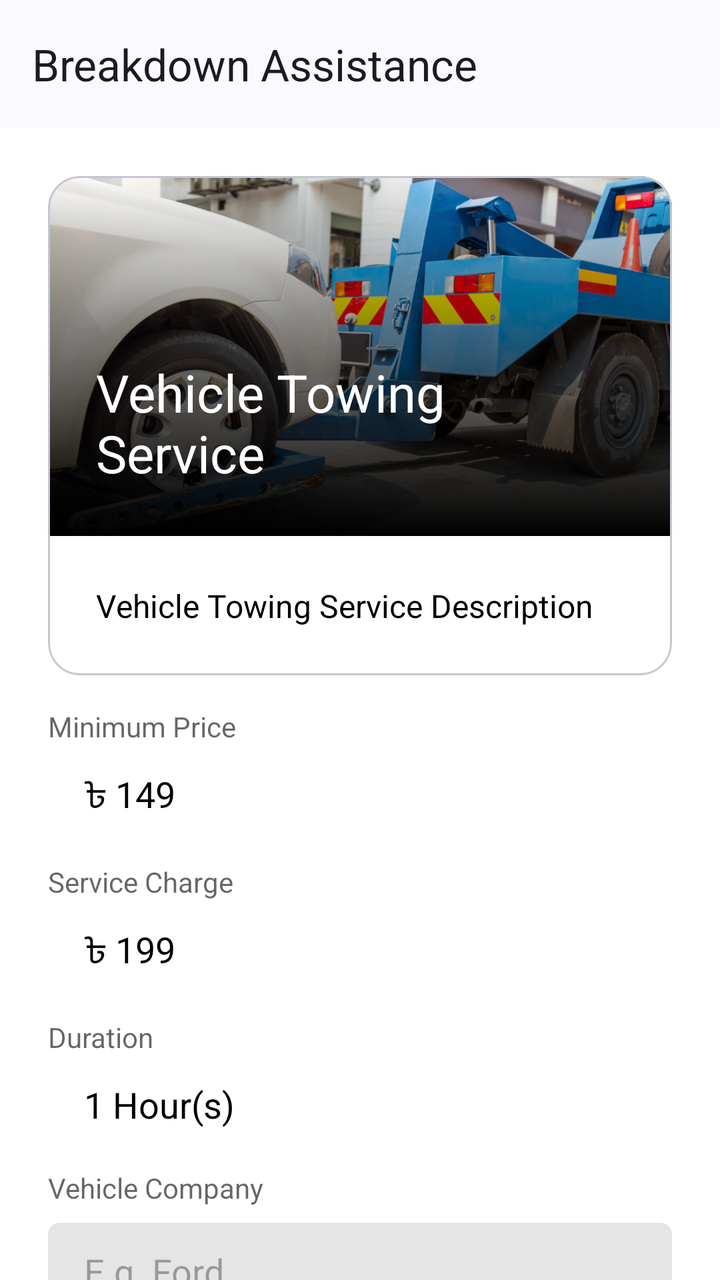
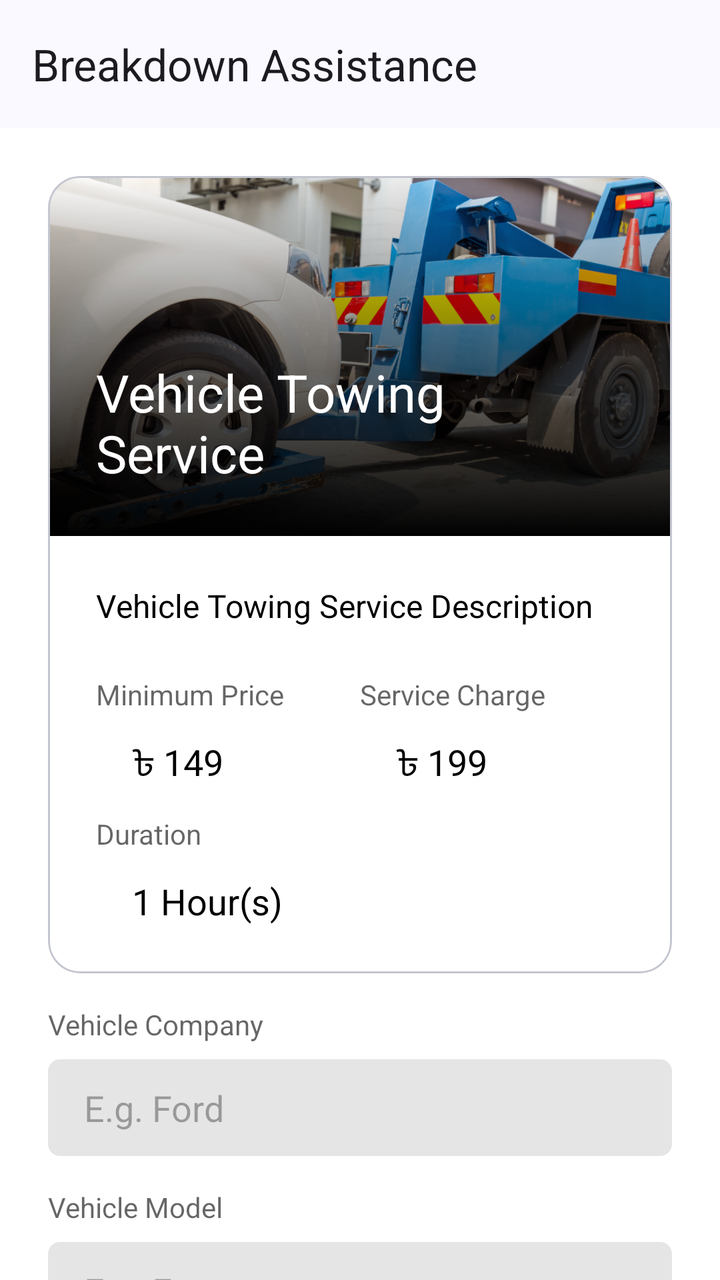

Compare the two renders of this Android layout. The source of the first and the diff that turns it into the second are given below.
<!-- AndroidManifest.xml: application theme Theme.BreakdownAssistance -->
<!-- res/layout/fragment_request_servicing.xml -->
<?xml version="1.0" encoding="utf-8"?>
<androidx.coordinatorlayout.widget.CoordinatorLayout xmlns:android="http://schemas.android.com/apk/res/android"
    xmlns:app="http://schemas.android.com/apk/res-auto"
    xmlns:tools="http://schemas.android.com/tools"
    android:layout_width="match_parent"
    android:layout_height="match_parent"
    tools:context=".ui.fragments.RequestServicingFragment">

    <androidx.core.widget.NestedScrollView
        android:id="@+id/nestedScrollView"
        android:layout_width="match_parent"
        android:layout_height="match_parent"
        app:layout_behavior="@string/appbar_scrolling_view_behavior">

        <LinearLayout
            android:layout_width="match_parent"
            android:layout_height="match_parent"
            android:orientation="vertical"
            android:padding="24dp">

            <com.google.android.material.card.MaterialCardView
                android:layout_width="match_parent"
                android:layout_height="wrap_content"
                app:cardBackgroundColor="@color/white"
                app:cardCornerRadius="16dp">

                <LinearLayout
                    android:layout_width="match_parent"
                    android:layout_height="wrap_content"
                    android:orientation="vertical">

                    <com.google.android.material.card.MaterialCardView
                        android:layout_width="match_parent"
                        android:layout_height="wrap_content"
                        app:cardBackgroundColor="@color/white"
                        app:cardCornerRadius="0dp"
                        app:strokeWidth="0dp">

                        <FrameLayout
                            android:layout_width="match_parent"
                            android:layout_height="wrap_content">

                            <ImageView
                                android:id="@+id/imageView"
                                android:layout_width="match_parent"
                                android:layout_height="180dp"
                                android:scaleType="centerCrop"
                                android:src="@drawable/img_car_tow" />

                            <View
                                android:layout_width="match_parent"
                                android:layout_height="match_parent"
                                android:background="@drawable/black_gradient_shade" />

                            <TextView
                                android:id="@+id/textViewTitle"
                                android:layout_width="wrap_content"
                                android:layout_height="wrap_content"
                                android:layout_gravity="start|bottom"
                                android:layout_margin="24dp"
                                android:text="Vehicle Towing Service"
                                android:textColor="@color/white"
                                android:textSize="26sp" />

                        </FrameLayout>
                    </com.google.android.material.card.MaterialCardView>

                    <TextView
                        android:id="@+id/textViewDescription"
                        android:layout_width="match_parent"
                        android:layout_height="wrap_content"
                        android:layout_gravity="start|bottom"
                        android:layout_margin="24dp"
                        android:justificationMode="inter_word"
                        android:lineHeight="22sp"
                        android:text="Vehicle Towing Service Description"
                        android:textColor="@color/black"
                        android:textSize="16sp" />

                </LinearLayout>
            </com.google.android.material.card.MaterialCardView>

            <TextView
                android:layout_width="wrap_content"
                android:layout_height="wrap_content"
                android:layout_gravity="start"
                android:layout_marginTop="16dp"
                android:alpha="0.6"
                android:text="Minimum Price"
                android:textColor="@color/black"
                android:textSize="14sp" />

            <EditText
                android:id="@+id/editTextMinimumPrice"
                android:layout_width="match_parent"
                android:layout_height="wrap_content"
                android:background="@color/transparent"
                android:enabled="false"
                android:inputType="number"
                android:paddingHorizontal="18dp"
                android:paddingVertical="12dp"
                android:text="৳ 149"
                android:textColor="@color/black" />

            <TextView
                android:layout_width="wrap_content"
                android:layout_height="wrap_content"
                android:layout_gravity="start"
                android:layout_marginTop="8dp"
                android:alpha="0.6"
                android:text="Service Charge"
                android:textColor="@color/black"
                android:textSize="14sp" />

            <EditText
                android:id="@+id/editTextServiceCharge"
                android:layout_width="match_parent"
                android:layout_height="wrap_content"
                android:background="@color/transparent"
                android:enabled="false"
                android:inputType="number"
                android:paddingHorizontal="18dp"
                android:paddingVertical="12dp"
                android:text="৳ 199"
                android:textColor="@color/black" />

            <TextView
                android:layout_width="wrap_content"
                android:layout_height="wrap_content"
                android:layout_gravity="start"
                android:layout_marginTop="8dp"
                android:alpha="0.6"
                android:text="Duration"
                android:textColor="@color/black"
                android:textSize="14sp" />

            <EditText
                android:id="@+id/editTextDuration"
                android:layout_width="match_parent"
                android:layout_height="wrap_content"
                android:background="@color/transparent"
                android:enabled="false"
                android:inputType="number"
                android:paddingHorizontal="18dp"
                android:paddingVertical="12dp"
                android:text="1 Hour(s)"
                android:textColor="@color/black" />

            <TextView
                android:layout_width="wrap_content"
                android:layout_height="wrap_content"
                android:layout_gravity="start"
                android:layout_marginTop="8dp"
                android:alpha="0.6"
                android:text="Vehicle Company"
                android:textColor="@color/black"
                android:textSize="14sp" />

            <EditText
                android:id="@+id/editTextVehicleCompany"
                android:layout_width="match_parent"
                android:layout_height="wrap_content"
                android:layout_marginTop="8dp"
                android:background="@drawable/semi_transparent_black_bg"
                android:hint="E.g. Ford"
                android:inputType="text"
                android:paddingHorizontal="18dp"
                android:paddingVertical="12dp" />

            <TextView
                android:layout_width="wrap_content"
                android:layout_height="wrap_content"
                android:layout_gravity="start"
                android:layout_marginTop="16dp"
                android:alpha="0.6"
                android:text="Vehicle Model"
                android:textColor="@color/black"
                android:textSize="14sp" />

            <EditText
                android:id="@+id/editTextVehicleModel"
                android:layout_width="match_parent"
                android:layout_height="wrap_content"
                android:layout_marginTop="8dp"
                android:background="@drawable/semi_transparent_black_bg"
                android:hint="E.g. Focus"
                android:inputType="text"
                android:paddingHorizontal="18dp"
                android:paddingVertical="12dp" />

            <TextView
                android:layout_width="wrap_content"
                android:layout_height="wrap_content"
                android:layout_gravity="start"
                android:layout_marginTop="16dp"
                android:alpha="0.6"
                android:text="Additional Information"
                android:textColor="@color/black"
                android:textSize="14sp" />

            <EditText
                android:id="@+id/editTextAdditionalInfo"
                android:layout_width="match_parent"
                android:layout_height="wrap_content"
                android:layout_marginTop="8dp"
                android:background="@drawable/semi_transparent_black_bg"
                android:gravity="start|top"
                android:hint="E.g. I need a car wash service"
                android:inputType="textMultiLine"
                android:minLines="3"
                android:paddingHorizontal="18dp"
                android:paddingVertical="12dp" />

            <com.google.android.material.button.MaterialButton
                android:id="@+id/btnSubmit"
                android:layout_width="match_parent"
                android:layout_height="wrap_content"
                android:layout_marginTop="20dp"
                android:backgroundTint="@color/accent"
                android:letterSpacing="0.04"
                android:paddingVertical="14dp"
                android:text="REQUEST SERVICING"
                android:textColor="@color/white"
                android:textSize="16sp"
                app:cornerRadius="6dp" />

        </LinearLayout>
    </androidx.core.widget.NestedScrollView>

    <include
        android:id="@+id/header"
        layout="@layout/view_toolbar" />

</androidx.coordinatorlayout.widget.CoordinatorLayout>
<!-- res/layout/view_toolbar.xml (included above) -->
<?xml version="1.0" encoding="utf-8"?>
<com.google.android.material.appbar.AppBarLayout xmlns:android="http://schemas.android.com/apk/res/android"
    xmlns:app="http://schemas.android.com/apk/res-auto"
    xmlns:tools="http://schemas.android.com/tools"
    android:id="@+id/appBarLayout"
    android:layout_width="match_parent"
    android:layout_height="wrap_content"
    android:fitsSystemWindows="true"
    app:liftOnScroll="true">

    <com.google.android.material.appbar.MaterialToolbar
        android:id="@+id/toolbar"
        android:layout_width="match_parent"
        android:layout_height="?attr/actionBarSize"
        android:paddingEnd="24dp"
        app:contentInsetStartWithNavigation="0dp"
        app:maxLines="1"
        app:navigationIconTint="?attr/colorOnSurface"
        app:title="@string/app_name"
        app:titleTextAppearance="@style/TextAppearance.Material3.TitleLarge"
        app:titleTextEllipsize="end"
        tools:ignore="RtlSymmetry" />

    <ProgressBar
        android:id="@+id/progress"
        style="@style/Base.Widget.AppCompat.ProgressBar.Horizontal"
        android:layout_width="match_parent"
        android:layout_height="wrap_content"
        android:layout_marginTop="-7dp"
        android:layout_marginBottom="-7dp"
        android:indeterminate="true"
        android:indeterminateTint="@color/accent"
        android:visibility="gone" />

</com.google.android.material.appbar.AppBarLayout>
<!-- resources referenced by this layout -->
<resources>
  <color name="accent">#FF6A79F8</color>
  <color name="black">#FF000000</color>
  <color name="transparent">#00000000</color>
  <color name="white">#FFFFFFFF</color>
  <!-- drawable black_gradient_shade (drawable) -->
  <?xml version="1.0" encoding="utf-8"?>
  <shape xmlns:android="http://schemas.android.com/apk/res/android"
      android:shape="rectangle">
      <gradient
          android:angle="270"
          android:endColor="#000000"
          android:startColor="@color/transparent" />
  </shape>
  <!-- drawable semi_transparent_black_bg (drawable) -->
  <?xml version="1.0" encoding="utf-8"?>
  <shape xmlns:android="http://schemas.android.com/apk/res/android"
      android:shape="rectangle">
      <solid android:color="#1A000000" />
      <corners android:radius="6dp" />
  </shape>
  <string name="app_name">Breakdown Assistance</string>
  <style name="Theme.BreakdownAssistance" parent="Base.Theme.BreakdownAssistance" />
  <color name="md_theme_primary">#415F91</color>
  <color name="md_theme_onPrimary">#FFFFFF</color>
  <color name="md_theme_primaryContainer">#D6E3FF</color>
  <color name="md_theme_onPrimaryContainer">#001B3E</color>
  <color name="md_theme_secondary">#565F71</color>
  <color name="md_theme_onSecondary">#FFFFFF</color>
  <color name="md_theme_secondaryContainer">#DAE2F9</color>
  <color name="md_theme_onSecondaryContainer">#131C2B</color>
  <color name="md_theme_tertiary">#705575</color>
  <color name="md_theme_onTertiary">#FFFFFF</color>
  <color name="md_theme_tertiaryContainer">#FAD8FD</color>
  <color name="md_theme_onTertiaryContainer">#28132E</color>
  <color name="md_theme_error">#BA1A1A</color>
  <color name="md_theme_onError">#FFFFFF</color>
  <color name="md_theme_errorContainer">#FFDAD6</color>
  <color name="md_theme_onErrorContainer">#410002</color>
  <color name="md_theme_background">#F9F9FF</color>
  <color name="md_theme_onBackground">#191C20</color>
  <color name="md_theme_surface">#F9F9FF</color>
  <color name="md_theme_onSurface">#191C20</color>
  <color name="md_theme_surfaceVariant">#E0E2EC</color>
  <color name="md_theme_onSurfaceVariant">#44474E</color>
  <color name="md_theme_outline">#74777F</color>
  <color name="md_theme_outlineVariant">#C4C6D0</color>
  <color name="md_theme_inverseSurface">#2E3036</color>
  <color name="md_theme_inverseOnSurface">#F0F0F7</color>
  <color name="md_theme_inversePrimary">#AAC7FF</color>
  <color name="md_theme_primaryFixed">#D6E3FF</color>
  <color name="md_theme_onPrimaryFixed">#001B3E</color>
  <color name="md_theme_primaryFixedDim">#AAC7FF</color>
  <color name="md_theme_onPrimaryFixedVariant">#284777</color>
  <color name="md_theme_secondaryFixed">#DAE2F9</color>
  <color name="md_theme_onSecondaryFixed">#131C2B</color>
  <color name="md_theme_secondaryFixedDim">#BEC6DC</color>
  <color name="md_theme_onSecondaryFixedVariant">#3E4759</color>
  <color name="md_theme_tertiaryFixed">#FAD8FD</color>
  <color name="md_theme_onTertiaryFixed">#28132E</color>
  <color name="md_theme_tertiaryFixedDim">#DDBCE0</color>
  <color name="md_theme_onTertiaryFixedVariant">#573E5C</color>
  <color name="md_theme_surfaceDim">#D9D9E0</color>
  <color name="md_theme_surfaceBright">#F9F9FF</color>
  <color name="md_theme_surfaceContainerLowest">#FFFFFF</color>
  <color name="md_theme_surfaceContainerLow">#F3F3FA</color>
  <color name="md_theme_surfaceContainer">#EDEDF4</color>
  <color name="md_theme_surfaceContainerHigh">#E7E8EE</color>
  <color name="md_theme_surfaceContainerHighest">#E2E2E9</color>
  <!-- unchanged entries left out for length: 2 -->
</resources>

<!-- the commit's change to res/layout/fragment_request_servicing.xml (unified diff, before → after) -->
@@ -77,6 +77,95 @@
                         android:textColor="@color/black"
                         android:textSize="16sp" />
 
+                    <LinearLayout
+                        android:layout_width="match_parent"
+                        android:layout_height="wrap_content"
+                        android:layout_marginHorizontal="24dp"
+                        android:orientation="horizontal">
+
+                        <LinearLayout
+                            android:layout_width="0dp"
+                            android:layout_height="wrap_content"
+                            android:layout_weight="1"
+                            android:orientation="vertical">
+
+                            <TextView
+                                android:layout_width="wrap_content"
+                                android:layout_height="wrap_content"
+                                android:layout_gravity="start"
+                                android:alpha="0.6"
+                                android:text="Minimum Price"
+                                android:textColor="@color/black"
+                                android:textSize="14sp" />
+
+                            <EditText
+                                android:id="@+id/editTextMinimumPrice"
+                                android:layout_width="match_parent"
+                                android:layout_height="wrap_content"
+                                android:background="@color/transparent"
+                                android:enabled="false"
+                                android:inputType="number"
+                                android:paddingHorizontal="18dp"
+                                android:paddingVertical="12dp"
+                                android:text="৳ 149"
+                                android:textColor="@color/black" />
+
+                        </LinearLayout>
+
+                        <LinearLayout
+                            android:layout_width="0dp"
+                            android:layout_height="wrap_content"
+                            android:layout_weight="1"
+                            android:orientation="vertical">
+
+                            <TextView
+                                android:layout_width="wrap_content"
+                                android:layout_height="wrap_content"
+                                android:layout_gravity="start"
+                                android:alpha="0.6"
+                                android:text="Service Charge"
+                                android:textColor="@color/black"
+                                android:textSize="14sp" />
+
+                            <EditText
+                                android:id="@+id/editTextServiceCharge"
+                                android:layout_width="match_parent"
+                                android:layout_height="wrap_content"
+                                android:background="@color/transparent"
+                                android:enabled="false"
+                                android:inputType="number"
+                                android:paddingHorizontal="18dp"
+                                android:paddingVertical="12dp"
+                                android:text="৳ 199"
+                                android:textColor="@color/black" />
+
+                        </LinearLayout>
+                    </LinearLayout>
+
+                    <TextView
+                        android:layout_width="wrap_content"
+                        android:layout_height="wrap_content"
+                        android:layout_gravity="start"
+                        android:layout_marginHorizontal="24dp"
+                        android:alpha="0.6"
+                        android:text="Duration"
+                        android:textColor="@color/black"
+                        android:textSize="14sp" />
+
+                    <EditText
+                        android:id="@+id/editTextDuration"
+                        android:layout_width="match_parent"
+                        android:layout_height="wrap_content"
+                        android:layout_marginHorizontal="24dp"
+                        android:layout_marginBottom="12dp"
+                        android:background="@color/transparent"
+                        android:enabled="false"
+                        android:inputType="number"
+                        android:paddingHorizontal="18dp"
+                        android:paddingVertical="12dp"
+                        android:text="1 Hour(s)"
+                        android:textColor="@color/black" />
+
                 </LinearLayout>
             </com.google.android.material.card.MaterialCardView>
 
@@ -85,72 +174,6 @@
                 android:layout_height="wrap_content"
                 android:layout_gravity="start"
                 android:layout_marginTop="16dp"
-                android:alpha="0.6"
-                android:text="Minimum Price"
-                android:textColor="@color/black"
-                android:textSize="14sp" />
-
-            <EditText
-                android:id="@+id/editTextMinimumPrice"
-                android:layout_width="match_parent"
-                android:layout_height="wrap_content"
-                android:background="@color/transparent"
-                android:enabled="false"
-                android:inputType="number"
-                android:paddingHorizontal="18dp"
-                android:paddingVertical="12dp"
-                android:text="৳ 149"
-                android:textColor="@color/black" />
-
-            <TextView
-                android:layout_width="wrap_content"
-                android:layout_height="wrap_content"
-                android:layout_gravity="start"
-                android:layout_marginTop="8dp"
-                android:alpha="0.6"
-                android:text="Service Charge"
-                android:textColor="@color/black"
-                android:textSize="14sp" />
-
-            <EditText
-                android:id="@+id/editTextServiceCharge"
-                android:layout_width="match_parent"
-                android:layout_height="wrap_content"
-                android:background="@color/transparent"
-                android:enabled="false"
-                android:inputType="number"
-                android:paddingHorizontal="18dp"
-                android:paddingVertical="12dp"
-                android:text="৳ 199"
-                android:textColor="@color/black" />
-
-            <TextView
-                android:layout_width="wrap_content"
-                android:layout_height="wrap_content"
-                android:layout_gravity="start"
-                android:layout_marginTop="8dp"
-                android:alpha="0.6"
-                android:text="Duration"
-                android:textColor="@color/black"
-                android:textSize="14sp" />
-
-            <EditText
-                android:id="@+id/editTextDuration"
-                android:layout_width="match_parent"
-                android:layout_height="wrap_content"
-                android:background="@color/transparent"
-                android:enabled="false"
-                android:inputType="number"
-                android:paddingHorizontal="18dp"
-                android:paddingVertical="12dp"
-                android:text="1 Hour(s)"
-                android:textColor="@color/black" />
-
-            <TextView
-                android:layout_width="wrap_content"
-                android:layout_height="wrap_content"
-                android:layout_gravity="start"
-                android:layout_marginTop="8dp"
                 android:alpha="0.6"
                 android:text="Vehicle Company"
                 android:textColor="@color/black"
